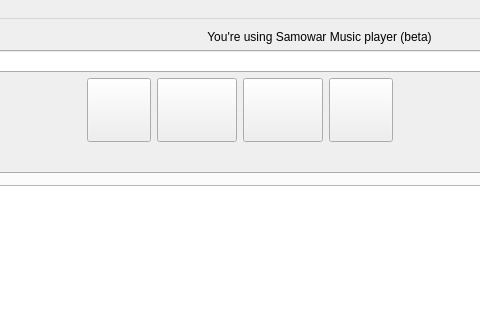
This is mainwindow.ui in flyboy14/SamowarMP as Qt 5 draws it before an edit; both pictures show x 112 to 592 and y 0 to 320 of the 863 by 663 pixel window. The edited form follows.
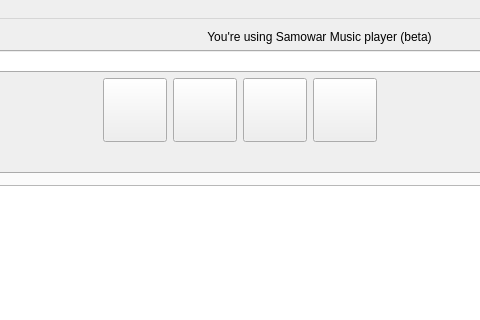
This is the edited form. Icons and pictures are not drawn.

Commit message: fixed icons size

The edit to the form file:
```diff
--- a/mainwindow.ui
+++ b/mainwindow.ui
@@ -98,8 +98,8 @@
             </property>
             <property name="maximumSize">
              <size>
-              <width>80</width>
-              <height>80</height>
+              <width>64</width>
+              <height>64</height>
              </size>
             </property>
             <property name="cursor">
@@ -139,8 +139,8 @@
             </property>
             <property name="maximumSize">
              <size>
-              <width>80</width>
-              <height>80</height>
+              <width>64</width>
+              <height>64</height>
              </size>
             </property>
             <property name="palette">
@@ -238,8 +238,8 @@
             </property>
             <property name="maximumSize">
              <size>
-              <width>80</width>
-              <height>80</height>
+              <width>64</width>
+              <height>64</height>
              </size>
             </property>
             <property name="font">
@@ -291,8 +291,8 @@
             </property>
             <property name="maximumSize">
              <size>
-              <width>80</width>
-              <height>80</height>
+              <width>64</width>
+              <height>64</height>
              </size>
             </property>
             <property name="cursor">
```
